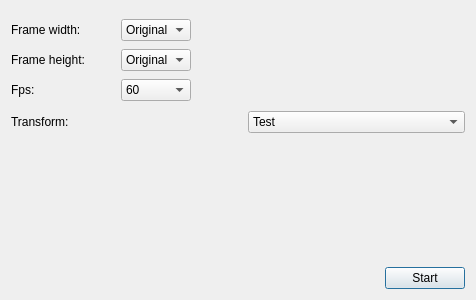
AusTLaiN/gif_maker, file Dialogs/makemoviedialog.ui: the form before one commit.
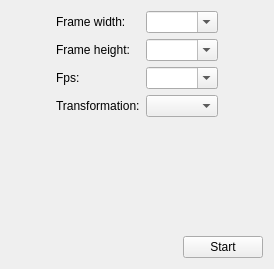
The form after the commit.

Commit message:
Design & Validation
output width, height and fps are now editable. ( with validation )
Transformation now cannot be done toghether with file type conversion.
Dialog with options reworked

The edit to the form file:
```diff
--- a/Dialogs/makemoviedialog.ui
+++ b/Dialogs/makemoviedialog.ui
@@ -6,281 +6,97 @@
    <rect>
     <x>0</x>
     <y>0</y>
-    <width>476</width>
-    <height>300</height>
+    <width>274</width>
+    <height>269</height>
    </rect>
   </property>
   <property name="windowTitle">
    <string>Form</string>
   </property>
-  <layout class="QVBoxLayout" name="verticalLayout_6">
-   <item>
-    <layout class="QHBoxLayout" name="horizontalLayout_5">
-     <property name="spacing">
-      <number>10</number>
-     </property>
-     <item>
-      <layout class="QVBoxLayout" name="verticalLayout_3">
-       <property name="spacing">
-        <number>0</number>
-       </property>
-       <item>
-        <widget class="QWidget" name="verticalWidget" native="true">
-         <property name="minimumSize">
-          <size>
-           <width>150</width>
-           <height>100</height>
-          </size>
-         </property>
-         <property name="maximumSize">
-          <size>
-           <width>180</width>
-           <height>120</height>
-          </size>
-         </property>
          <layout class="QVBoxLayout" name="verticalLayout">
-          <property name="spacing">
-           <number>0</number>
-          </property>
-          <property name="leftMargin">
-           <number>0</number>
-          </property>
-          <property name="topMargin">
-           <number>0</number>
-          </property>
-          <property name="rightMargin">
-           <number>0</number>
-          </property>
-          <property name="bottomMargin">
-           <number>0</number>
-          </property>
+   <item>
+    <layout class="QVBoxLayout" name="verticalLayout_1"/>
+   </item>
           <item>
            <layout class="QHBoxLayout" name="horizontalLayout_2">
-            <property name="spacing">
-             <number>5</number>
-            </property>
+     <item>
+      <spacer name="horizontalSpacer">
+       <property name="orientation">
+        <enum>Qt::Horizontal</enum>
+       </property>
+       <property name="sizeHint" stdset="0">
+        <size>
+         <width>40</width>
+         <height>20</height>
+        </size>
+       </property>
+      </spacer>
+     </item>
             <item>
+      <layout class="QFormLayout" name="formLayout">
+       <item row="1" column="0">
              <widget class="QLabel" name="label">
               <property name="text">
                <string>Frame width:</string>
               </property>
              </widget>
             </item>
-            <item>
+       <item row="1" column="1">
              <widget class="QComboBox" name="comboBox_width">
-              <property name="maximumSize">
-               <size>
-                <width>70</width>
-                <height>16777215</height>
-               </size>
-              </property>
-              <item>
-               <property name="text">
-                <string>Original</string>
-               </property>
-              </item>
-              <item>
-               <property name="text">
-                <string>Scale</string>
-               </property>
-              </item>
-              <item>
-               <property name="text">
-                <string>1080</string>
-               </property>
-              </item>
-              <item>
-               <property name="text">
-                <string>720</string>
-               </property>
-              </item>
-              <item>
-               <property name="text">
-                <string>640</string>
-               </property>
-              </item>
-              <item>
-               <property name="text">
-                <string>480</string>
-               </property>
-              </item>
-              <item>
-               <property name="text">
-                <string>320</string>
-               </property>
-              </item>
-              <item>
-               <property name="text">
-                <string>240</string>
-               </property>
-              </item>
-             </widget>
-            </item>
-           </layout>
-          </item>
-          <item>
-           <layout class="QHBoxLayout" name="horizontalLayout_4">
-            <property name="spacing">
-             <number>5</number>
-            </property>
-            <item>
+         <property name="editable">
+          <bool>true</bool>
+         </property>
+        </widget>
+       </item>
+       <item row="2" column="0">
              <widget class="QLabel" name="label_2">
               <property name="text">
                <string>Frame height:</string>
               </property>
              </widget>
             </item>
-            <item>
+       <item row="2" column="1">
              <widget class="QComboBox" name="comboBox_height">
-              <property name="maximumSize">
-               <size>
-                <width>70</width>
-                <height>16777215</height>
-               </size>
-              </property>
-              <item>
-               <property name="text">
-                <string>Original</string>
-               </property>
-              </item>
-              <item>
-               <property name="text">
-                <string>Scale</string>
-               </property>
-              </item>
-              <item>
-               <property name="text">
-                <string>720</string>
-               </property>
-              </item>
-              <item>
-               <property name="text">
-                <string>640</string>
-               </property>
-              </item>
-              <item>
-               <property name="text">
-                <string>480</string>
-               </property>
-              </item>
-              <item>
-               <property name="text">
-                <string>320</string>
-               </property>
-              </item>
-              <item>
-               <property name="text">
-                <string>240</string>
-               </property>
-              </item>
-             </widget>
-            </item>
-           </layout>
-          </item>
-          <item>
-           <layout class="QHBoxLayout" name="horizontalLayout">
-            <property name="spacing">
-             <number>5</number>
-            </property>
-            <item>
+         <property name="editable">
+          <bool>true</bool>
+         </property>
+        </widget>
+       </item>
+       <item row="3" column="0">
              <widget class="QLabel" name="label_3">
               <property name="text">
                <string>Fps:</string>
               </property>
              </widget>
             </item>
-            <item>
+       <item row="3" column="1">
              <widget class="QComboBox" name="comboBox_fps">
-              <property name="maximumSize">
-               <size>
-                <width>70</width>
-                <height>16777215</height>
-               </size>
-              </property>
-              <item>
-               <property name="text">
-                <string>60</string>
-               </property>
-              </item>
-              <item>
-               <property name="text">
-                <string>50</string>
-               </property>
-              </item>
-              <item>
-               <property name="text">
-                <string>40</string>
-               </property>
-              </item>
-              <item>
-               <property name="text">
-                <string>30</string>
-               </property>
-              </item>
-              <item>
-               <property name="text">
-                <string>25</string>
-               </property>
-              </item>
-              <item>
-               <property name="text">
-                <string>20</string>
-               </property>
-              </item>
-              <item>
-               <property name="text">
-                <string>15</string>
-               </property>
-              </item>
-              <item>
-               <property name="text">
-                <string>10</string>
-               </property>
-              </item>
-              <item>
-               <property name="text">
-                <string>5</string>
-               </property>
-              </item>
-             </widget>
-            </item>
-           </layout>
-          </item>
-         </layout>
-        </widget>
-       </item>
-       <item>
-        <layout class="QHBoxLayout" name="horizontalLayout_3">
-         <property name="spacing">
-          <number>20</number>
-         </property>
-         <item>
+         <property name="editable">
+          <bool>true</bool>
+         </property>
+        </widget>
+       </item>
+       <item row="4" column="0">
           <widget class="QLabel" name="label_4">
            <property name="text">
-            <string>Transform:</string>
+          <string>Transformation:</string>
            </property>
           </widget>
          </item>
-         <item>
-          <widget class="QComboBox" name="comboBox_transform">
-           <item>
-            <property name="text">
-             <string>Test</string>
-            </property>
-           </item>
-          </widget>
-         </item>
+       <item row="4" column="1">
+        <widget class="QComboBox" name="comboBox_transform"/>
+       </item>
         </layout>
        </item>
        <item>
-        <spacer name="verticalSpacer">
+      <spacer name="horizontalSpacer_2">
          <property name="orientation">
-          <enum>Qt::Vertical</enum>
+        <enum>Qt::Horizontal</enum>
          </property>
          <property name="sizeHint" stdset="0">
           <size>
-           <width>20</width>
-           <height>40</height>
+         <width>40</width>
+         <height>20</height>
           </size>
          </property>
         </spacer>
@@ -288,91 +104,26 @@
       </layout>
      </item>
      <item>
-      <layout class="QVBoxLayout" name="verticalLayout_5">
+    <layout class="QHBoxLayout" name="horizontalLayout_3">
        <item>
-        <spacer name="verticalSpacer_4">
+      <spacer name="horizontalSpacer_3">
          <property name="orientation">
-          <enum>Qt::Vertical</enum>
-         </property>
-         <property name="sizeType">
-          <enum>QSizePolicy::Fixed</enum>
-         </property>
-         <property name="sizeHint" stdset="0">
-          <size>
-           <width>0</width>
-           <height>8</height>
-          </size>
-         </property>
-        </spacer>
-       </item>
-      </layout>
-     </item>
-    </layout>
-   </item>
-   <item>
-    <layout class="QVBoxLayout" name="verticalLayout_2">
-     <item>
-      <spacer name="verticalSpacer_3">
-       <property name="orientation">
-        <enum>Qt::Vertical</enum>
-       </property>
-       <property name="sizeHint" stdset="0">
-        <size>
-         <width>20</width>
-         <height>40</height>
-        </size>
-       </property>
-      </spacer>
-     </item>
-     <item>
-      <layout class="QHBoxLayout" name="horizontalLayout_6">
-       <item>
-        <spacer name="horizontalSpacer">
-         <property name="orientation">
           <enum>Qt::Horizontal</enum>
          </property>
          <property name="sizeHint" stdset="0">
           <size>
            <width>40</width>
            <height>20</height>
-          </size>
-         </property>
-        </spacer>
-       </item>
-       <item>
-        <layout class="QVBoxLayout" name="verticalLayout_4">
-         <item>
-          <spacer name="verticalSpacer_2">
-           <property name="orientation">
-            <enum>Qt::Vertical</enum>
-           </property>
-           <property name="sizeHint" stdset="0">
-            <size>
-             <width>20</width>
-             <height>40</height>
             </size>
            </property>
           </spacer>
          </item>
          <item>
           <widget class="QPushButton" name="button_create">
-           <property name="minimumSize">
-            <size>
-             <width>0</width>
-             <height>0</height>
-            </size>
-           </property>
            <property name="text">
             <string>Start</string>
            </property>
-           <property name="default">
-            <bool>true</bool>
-           </property>
-          </widget>
-         </item>
-        </layout>
-       </item>
-      </layout>
+      </widget>
      </item>
     </layout>
    </item>
```
Lines whose indentation alone changed are shown as unchanged. The commit also changes 5 other files.
